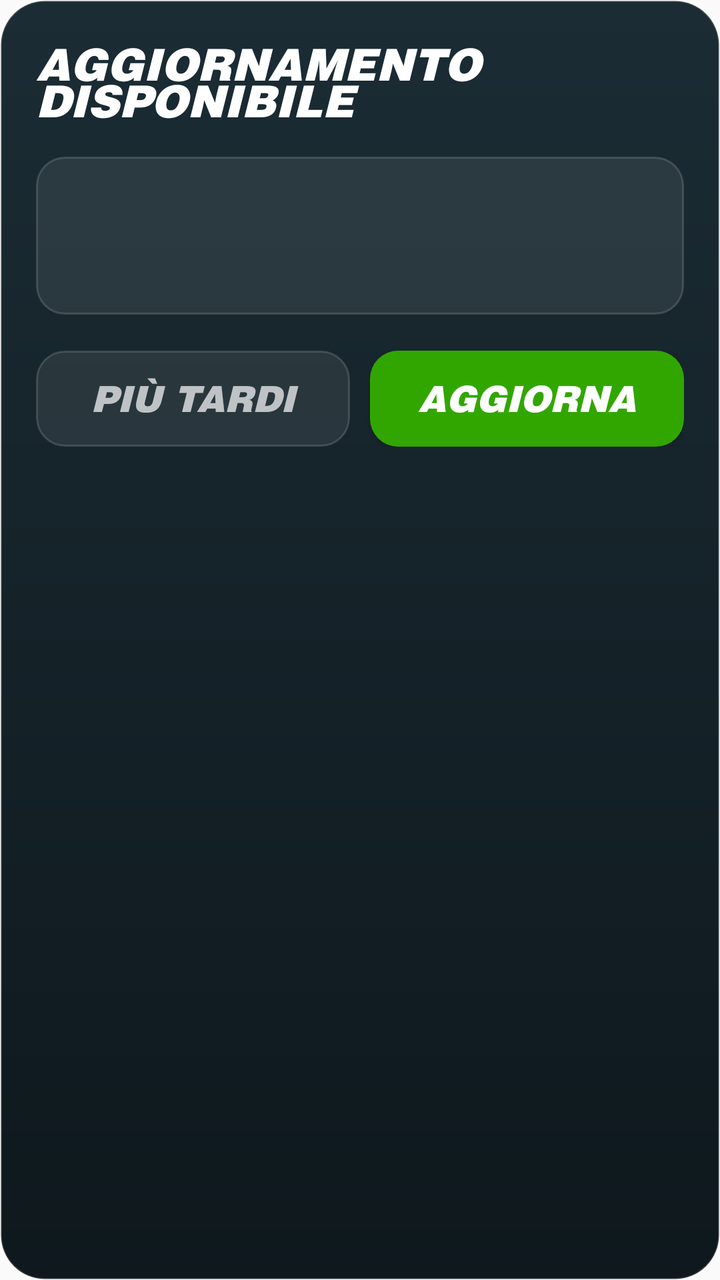
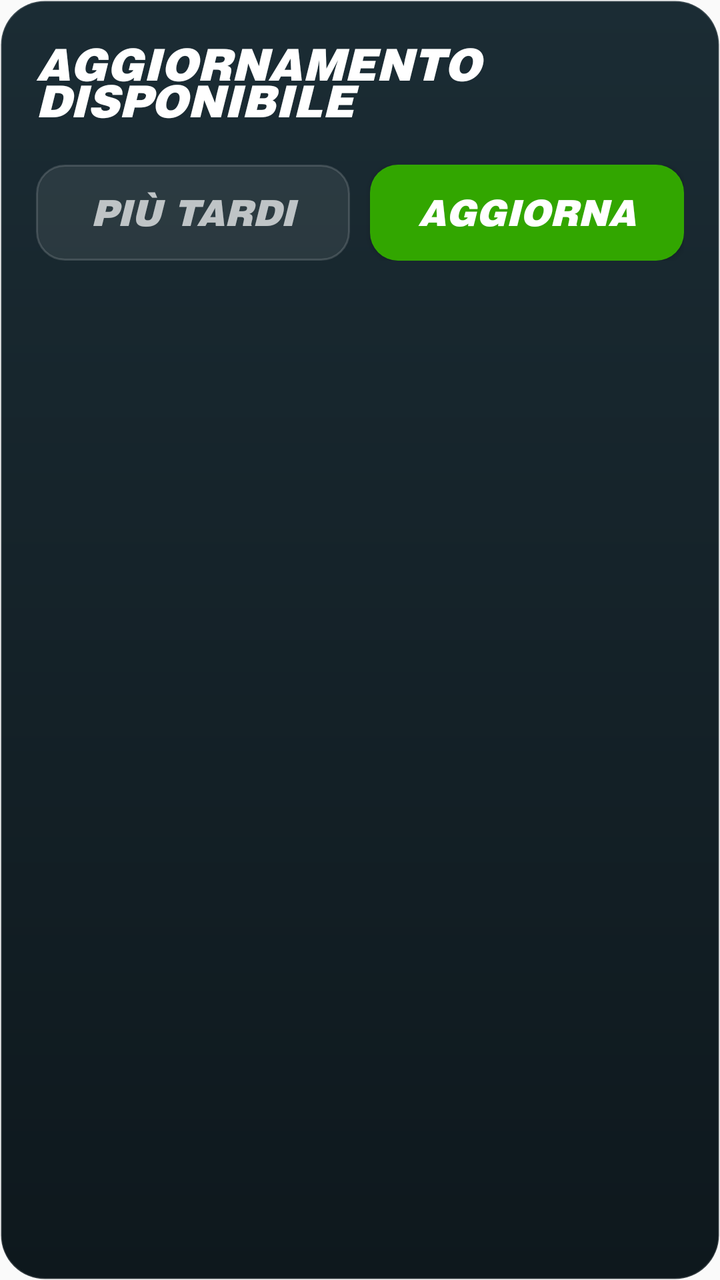

Two renders of the same Android screen: before a commit and after it. Below are the layout's source before the change and the commit's diff.
<!-- AndroidManifest.xml: application theme Theme.MyApplication -->
<!-- res/layout/activity_pop_up_update_app.xml -->
<?xml version="1.0" encoding="utf-8"?>
<LinearLayout xmlns:android="http://schemas.android.com/apk/res/android"
    android:layout_width="match_parent"
    android:layout_height="wrap_content"
    android:orientation="vertical"
    android:padding="18dp"
    android:background="@drawable/bg_modal_dark">

    <TextView
        android:id="@+id/txtTitle"
        android:layout_width="match_parent"
        android:layout_height="wrap_content"
        android:fontFamily="@font/helvetica_black"
        android:textStyle="bold|italic"
        android:text="@string/update_available"
        android:textAlignment="center"
        android:textColor="@color/list_text_primary"
        android:textSize="22sp"
        android:lineSpacingMultiplier="1.1"
        android:maxLines="2"
        android:ellipsize="end"
        android:layout_marginBottom="14dp" />

    <LinearLayout
        android:layout_width="match_parent"
        android:layout_height="wrap_content"
        android:orientation="vertical"
        android:paddingHorizontal="16dp"
        android:paddingVertical="14dp"
        android:background="@drawable/bg_field_secondary"
        android:layout_marginBottom="18dp">

        <TextView
            android:id="@+id/txtVersion"
            android:layout_width="match_parent"
            android:layout_height="wrap_content"
            android:fontFamily="@font/helvetica_black"
            android:textStyle="bold|italic"
            android:textAllCaps="true"
            android:textColor="@color/list_highlight_text"
            android:gravity="center"
            android:textSize="18sp"
            android:layout_marginBottom="10dp" />

        <ScrollView
            android:layout_width="match_parent"
            android:layout_height="wrap_content"
            android:maxHeight="220dp"
            android:fillViewport="false">

            <TextView
                android:id="@+id/txtChangelog"
                android:layout_width="match_parent"
                android:layout_height="wrap_content"
                android:fontFamily="@font/helvetica_black"
                android:textStyle="bold|italic"
                android:textColor="@color/list_text_primary"
                android:textSize="14sp"
                android:lineSpacingMultiplier="1.2" />
        </ScrollView>
    </LinearLayout>

    <LinearLayout
        android:layout_width="match_parent"
        android:layout_height="wrap_content"
        android:orientation="horizontal"
        android:gravity="center">

        <Button
            android:id="@+id/btnLater"
            android:layout_width="0dp"
            android:layout_height="wrap_content"
            android:layout_weight="1"
            android:layout_marginEnd="5dp"
            android:background="@drawable/bg_modal_button_ghost"
            android:fontFamily="@font/helvetica_black"
            android:textStyle="bold|italic"
            android:textColor="@color/list_text_secondary"
            android:text="@string/update_later"
            android:textSize="18sp"
            android:paddingVertical="10dp" />

        <Button
            android:id="@+id/btnUpdate"
            android:layout_width="0dp"
            android:layout_height="wrap_content"
            android:layout_weight="1"
            android:layout_marginStart="5dp"
            android:background="@drawable/bg_modal_button_filled"
            android:backgroundTint="@color/button_confirm"
            android:fontFamily="@font/helvetica_black"
            android:textStyle="bold|italic"
            android:textColor="@color/white"
            android:text="@string/update_now"
            android:textSize="18sp"
            android:paddingVertical="10dp" />
    </LinearLayout>
</LinearLayout>
<!-- resources referenced by this layout -->
<resources>
  <color name="button_confirm">#32A600</color>
  <color name="list_highlight_text">#3FC4D2</color>
  <color name="list_text_primary">#FFFFFFFF</color>
  <color name="list_text_secondary">#B3FFFFFF</color>
  <color name="white">#FFFFFFFF</color>
  <!-- drawable bg_field_secondary (drawable) -->
  <?xml version="1.0" encoding="utf-8"?>
  <shape xmlns:android="http://schemas.android.com/apk/res/android"
      android:shape="rectangle">
      <corners android:radius="14dp" />
      <solid android:color="@color/field_secondary_bg" />
      <stroke
          android:width="1dp"
          android:color="@color/field_secondary_border" />
  </shape>
  <!-- drawable bg_modal_button_filled (drawable) -->
  <?xml version="1.0" encoding="utf-8"?>
  <shape xmlns:android="http://schemas.android.com/apk/res/android"
      android:shape="rectangle">
      <solid android:color="@color/white" />
      <corners android:radius="14dp" />
  </shape>
  <!-- drawable bg_modal_button_ghost (drawable) -->
  <?xml version="1.0" encoding="utf-8"?>
  <shape xmlns:android="http://schemas.android.com/apk/res/android"
      android:shape="rectangle">
      <solid android:color="@color/field_secondary_bg" />
      <corners android:radius="14dp" />
      <stroke
          android:width="1dp"
          android:color="@color/field_secondary_border" />
  </shape>
  <!-- drawable bg_modal_dark (drawable) -->
  <?xml version="1.0" encoding="utf-8"?>
  <shape xmlns:android="http://schemas.android.com/apk/res/android"
      android:shape="rectangle">
      <gradient
          android:type="linear"
          android:angle="270"
          android:startColor="@color/scorecard_bg_top"
          android:endColor="@color/scorecard_bg_bottom" />
      <corners android:radius="22dp" />
      <stroke
          android:width="1dp"
          android:color="@color/list_card_border" />
  </shape>
  <string name="update_available">AGGIORNAMENTO DISPONIBILE</string>
  <string name="update_later">PIÙ TARDI</string>
  <string name="update_now">AGGIORNA</string>
  <style name="Theme.MyApplication" parent="Theme.AppCompat.Light.NoActionBar">
  
          
          <item name="android:statusBarColor">@color/scorecard_bg_top</item>
  
          
          <item name="android:windowLightStatusBar">false</item>
  
          
          <item name="android:navigationBarColor">@color/scorecard_bg_bottom</item>
  
          
  
  
      </style>
  <color name="field_secondary_bg">#14FFFFFF</color>
  <color name="field_secondary_border">#26FFFFFF</color>
  <color name="scorecard_bg_top">#1B2C34</color>
  <color name="scorecard_bg_bottom">#0E181D</color>
  <color name="list_card_border">#26FFFFFF</color>
</resources>

<!-- the commit's change to res/layout/activity_pop_up_update_app.xml (unified diff, before → after) -->
@@ -19,46 +19,7 @@
         android:lineSpacingMultiplier="1.1"
         android:maxLines="2"
         android:ellipsize="end"
-        android:layout_marginBottom="14dp" />
-
-    <LinearLayout
-        android:layout_width="match_parent"
-        android:layout_height="wrap_content"
-        android:orientation="vertical"
-        android:paddingHorizontal="16dp"
-        android:paddingVertical="14dp"
-        android:background="@drawable/bg_field_secondary"
-        android:layout_marginBottom="18dp">
-
-        <TextView
-            android:id="@+id/txtVersion"
-            android:layout_width="match_parent"
-            android:layout_height="wrap_content"
-            android:fontFamily="@font/helvetica_black"
-            android:textStyle="bold|italic"
-            android:textAllCaps="true"
-            android:textColor="@color/list_highlight_text"
-            android:gravity="center"
-            android:textSize="18sp"
-            android:layout_marginBottom="10dp" />
-
-        <ScrollView
-            android:layout_width="match_parent"
-            android:layout_height="wrap_content"
-            android:maxHeight="220dp"
-            android:fillViewport="false">
-
-            <TextView
-                android:id="@+id/txtChangelog"
-                android:layout_width="match_parent"
-                android:layout_height="wrap_content"
-                android:fontFamily="@font/helvetica_black"
-                android:textStyle="bold|italic"
-                android:textColor="@color/list_text_primary"
-                android:textSize="14sp"
-                android:lineSpacingMultiplier="1.2" />
-        </ScrollView>
-    </LinearLayout>
+        android:layout_marginBottom="18dp" />
 
     <LinearLayout
         android:layout_width="match_parent"
<!-- resource entries referenced after the edit -->
@@ -1,20 +1,9 @@
 <!-- resources referenced by this layout -->
 <resources>
   <color name="button_confirm">#32A600</color>
-  <color name="list_highlight_text">#3FC4D2</color>
   <color name="list_text_primary">#FFFFFFFF</color>
   <color name="list_text_secondary">#B3FFFFFF</color>
   <color name="white">#FFFFFFFF</color>
-  <!-- drawable bg_field_secondary (drawable) -->
-  <?xml version="1.0" encoding="utf-8"?>
-  <shape xmlns:android="http://schemas.android.com/apk/res/android"
-      android:shape="rectangle">
-      <corners android:radius="14dp" />
-      <solid android:color="@color/field_secondary_bg" />
-      <stroke
-          android:width="1dp"
-          android:color="@color/field_secondary_border" />
-  </shape>
   <!-- drawable bg_modal_button_filled (drawable) -->
   <?xml version="1.0" encoding="utf-8"?>
   <shape xmlns:android="http://schemas.android.com/apk/res/android"
